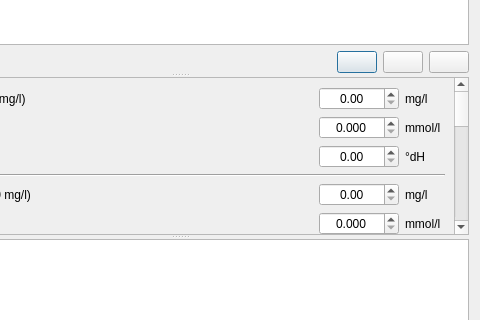
Old version of the form kleiner-brauhelfer/dialogs/dlgwasserprofile.ui in the repository kleiner-brauhelfer/kleiner-brauhelfer-2; both pictures show x 120 to 600 and y 158 to 478 of the 600 by 600 pixel window.
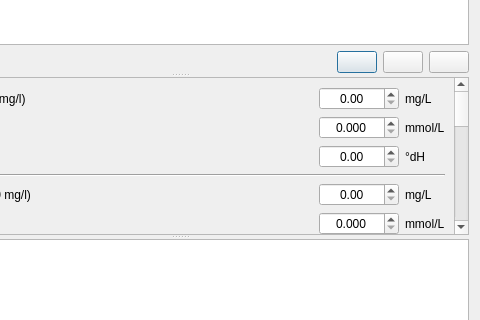
New version of the form. Icons and pictures are not drawn. Custom widgets are drawn as their Qt base class.

```diff
--- a/kleiner-brauhelfer/dialogs/dlgwasserprofile.ui
+++ b/kleiner-brauhelfer/dialogs/dlgwasserprofile.ui
@@ -207,14 +207,14 @@
            </size>
           </property>
           <property name="text">
-           <string>mg/l</string>
+           <string>mg/L</string>
           </property>
          </widget>
         </item>
         <item row="5" column="3">
          <widget class="QLabel" name="label_137">
           <property name="text">
-           <string>mmol/l</string>
+           <string>mmol/L</string>
           </property>
          </widget>
         </item>
@@ -433,7 +433,7 @@
         <item row="1" column="3">
          <widget class="QLabel" name="label_132">
           <property name="text">
-           <string>mmol/l</string>
+           <string>mmol/L</string>
           </property>
          </widget>
         </item>
@@ -498,7 +498,7 @@
         <item row="4" column="3">
          <widget class="QLabel" name="label_136">
           <property name="text">
-           <string>mg/l</string>
+           <string>mg/L</string>
           </property>
          </widget>
         </item>
```
Left out of the diff: 16 changed lines with no effect on the pictures.
